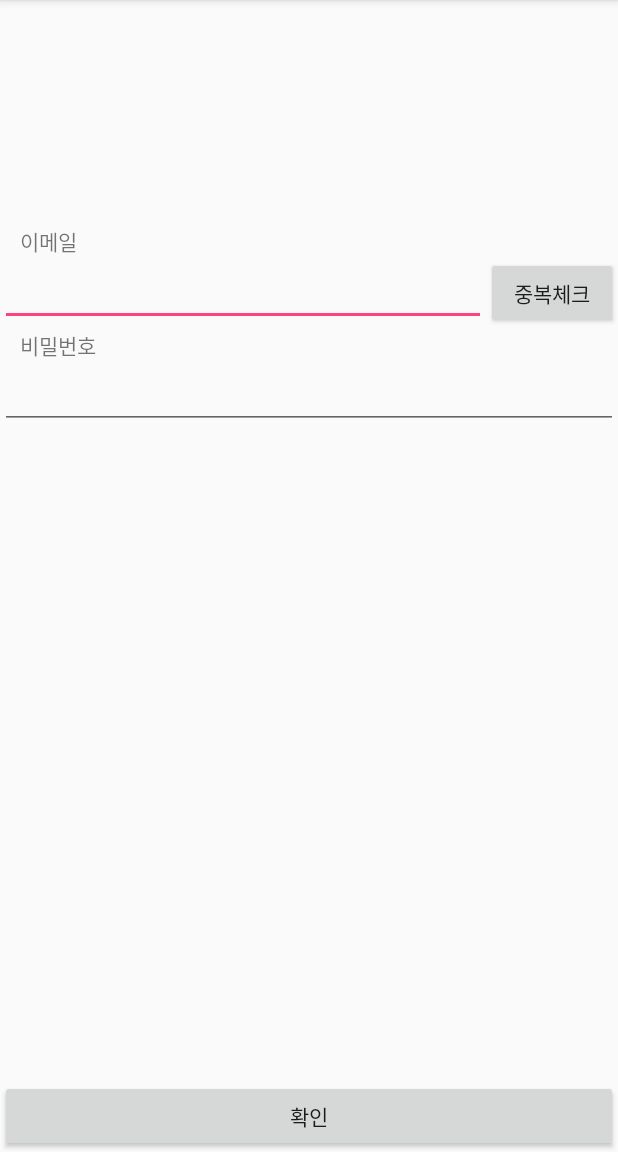
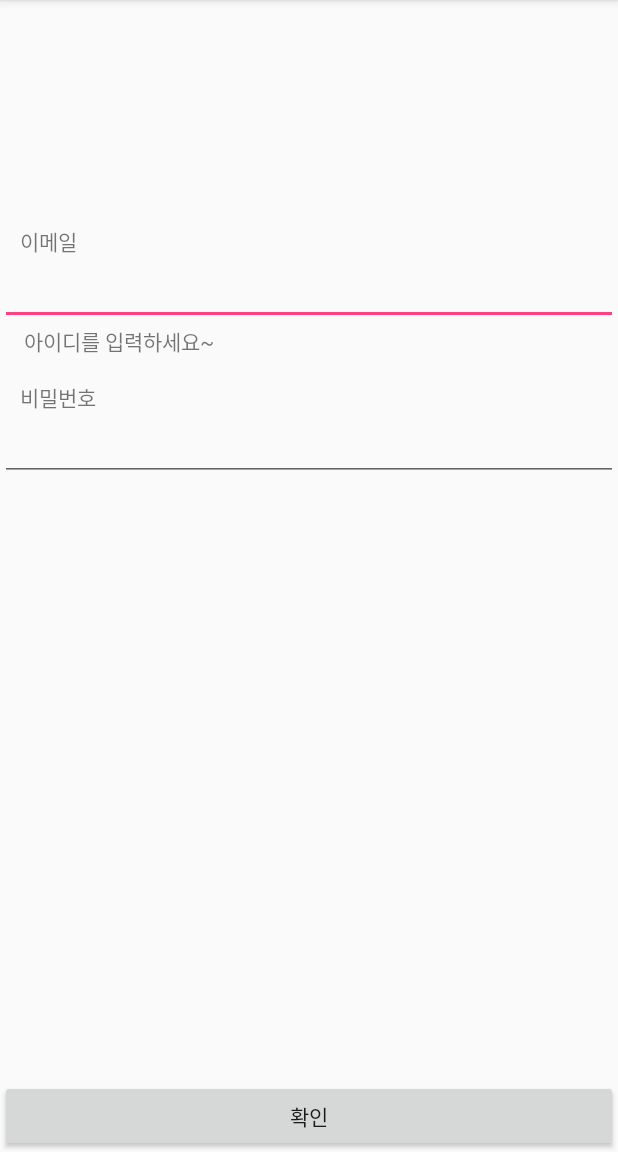
Before and after one commit to aajju/MemoServerExam, an Android app: the screen it shows after launch (JoinActivity), after a tap on "회원가입", on a phone screen of 412 x 824 dp, the part 84-1236 px from its top. Run offline under Robolectric (Android 15) with nearby library versions, the phone set to English and light mode, and no system bars.

Commit message:
회원 가입화면에서 중복체크 실시간 처리 및 프리퍼런스 관리자 제작

```diff
--- a/app/src/main/java/com/aajju/memoserverexam/MainActivity.java
+++ b/app/src/main/java/com/aajju/memoserverexam/MainActivity.java
@@ -15,6 +15,8 @@ import retrofit2.Response;
 
 public class MainActivity extends AppCompatActivity {
     private Api mApi;
+    private PreferenceManager mPreferenceManager;
+
     private ProgressDialog mProgressDialog;
     private EditText mEmail, mPassword;
     private String mToken;
@@ -24,8 +26,14 @@ public class MainActivity extends AppCompatActivity {
         super.onCreate(savedInstanceState);
         setContentView(R.layout.activity_main);
 
+        mPreferenceManager = PreferenceManager.getInstance(getApplicationContext());
+
         mEmail = (EditText) findViewById(R.id.email_et);
+        mEmail.setText(mPreferenceManager.getUserId());
         mPassword = (EditText) findViewById(R.id.password_et);
+        mPassword.setText(mPreferenceManager.getUserPw());
+
+        String token = mPreferenceManager.getUserToken();
 
         mApi = HttpHelper.getAPI();
 
--- /dev/null
+++ b/app/src/main/java/com/aajju/memoserverexam/PreferenceManager.java
@@ -0,0 +1,56 @@
+package com.aajju.memoserverexam;
+
+import android.content.Context;
+import android.content.SharedPreferences;
+
+/**
+ * Created by massivcode@gmail.com on 2017. 3. 8. 14:21
+ */
+
+public class PreferenceManager {
+    private static final String ITEM_USER_ID = "ITEM_USER_ID";
+    private static final String ITEM_USER_PW = "ITEM_USER_PW";
+    private static final String ITEM_USER_TOKEN = "ITEM_USER_TOKEN";
+
+    // static 변수에는 s 를 붙인다. 접두사로.
+    private static PreferenceManager sInstance = null;
+    private SharedPreferences mPreference;
+
+    private PreferenceManager(Context context) {
+        // com.aajju.memoserverexam.pref ==> 이런 파일에 값들이 저장된다.
+        // 있으면 기존 파일 쓰고, 없으면 새로 만든다..
+        mPreference = context.getSharedPreferences(context.getPackageName() + ".pref", Context.MODE_PRIVATE);
+    }
+
+    public static synchronized PreferenceManager getInstance(Context context) {
+        if (sInstance == null) {
+            sInstance = new PreferenceManager(context);
+        }
+
+        return sInstance;
+    }
+
+    public String getUserId() {
+        return mPreference.getString(ITEM_USER_ID, null);
+    }
+
+    public void setUserId(String userId) {
+        mPreference.edit().putString(ITEM_USER_ID, userId).apply();
+    }
+
+    public String getUserPw() {
+        return mPreference.getString(ITEM_USER_PW, null);
+    }
+
+    public void setUserPw(String userPw) {
+        mPreference.edit().putString(ITEM_USER_ID, userPw).apply();
+    }
+
+    public String getUserToken() {
+        return mPreference.getString(ITEM_USER_TOKEN, null);
+    }
+
+    public void setUserToken(String userToken) {
+        mPreference.edit().putString(ITEM_USER_TOKEN, userToken).apply();
+    }
+}
--- a/app/src/main/res/layout/activity_join.xml
+++ b/app/src/main/res/layout/activity_join.xml
@@ -17,6 +17,7 @@
         android:layout_width="match_parent"
         android:layout_height="wrap_content"
         android:text="    이메일" />
+
     <LinearLayout
         android:layout_width="match_parent"
         android:layout_height="wrap_content">
@@ -27,13 +28,16 @@
             android:layout_height="wrap_content"
             android:layout_weight="1" />
 
-        <Button
-            android:id="@+id/check_btn"
-            android:layout_width="wrap_content"
-            android:layout_height="wrap_content"
-            android:text="중복체크" />
+    </LinearLayout>
 
-    </LinearLayout>
+    <TextView
+        android:id="@+id/join_check_state_tv"
+        android:layout_width="match_parent"
+        android:layout_height="wrap_content"
+        android:layout_marginBottom="16dp"
+        android:layout_marginEnd="16dp"
+        android:layout_marginStart="16dp"
+        android:text="아이디를 입력하세요~" />
 
 
     <TextView
```
Also changed, not shown: app/src/main/java/com/aajju/memoserverexam/JoinActivity.java (+61 -33 lines).
